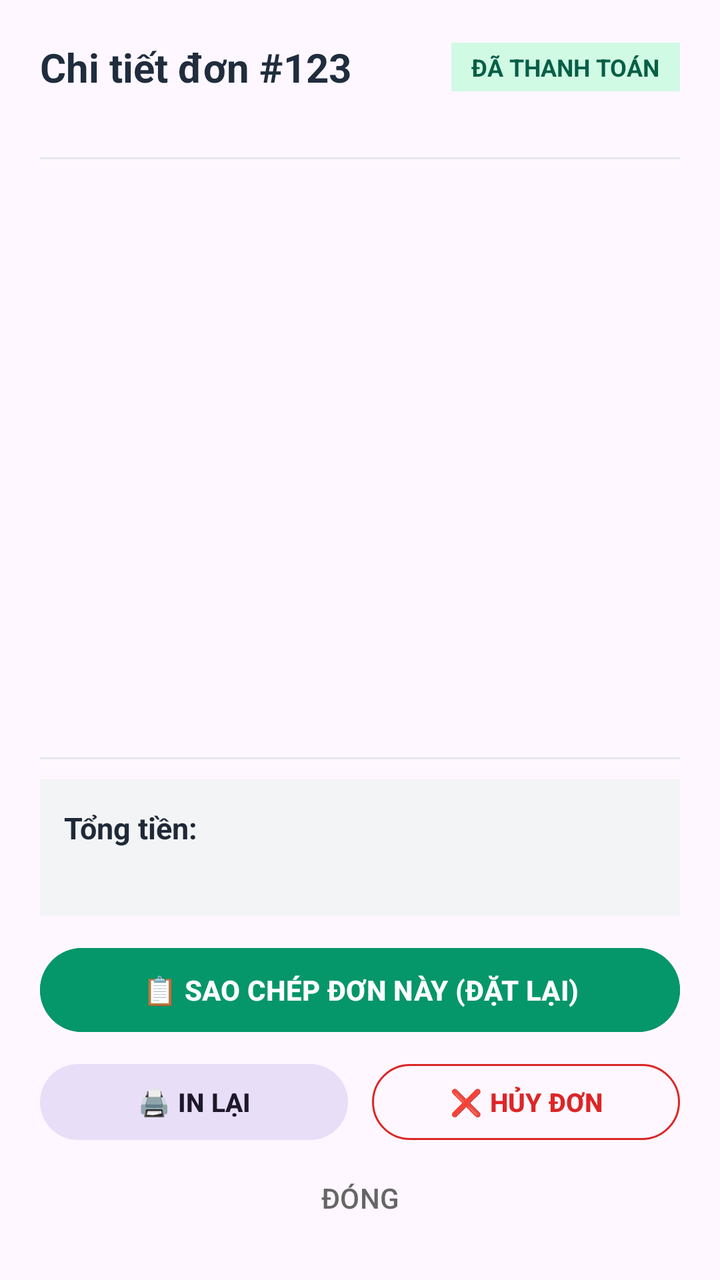
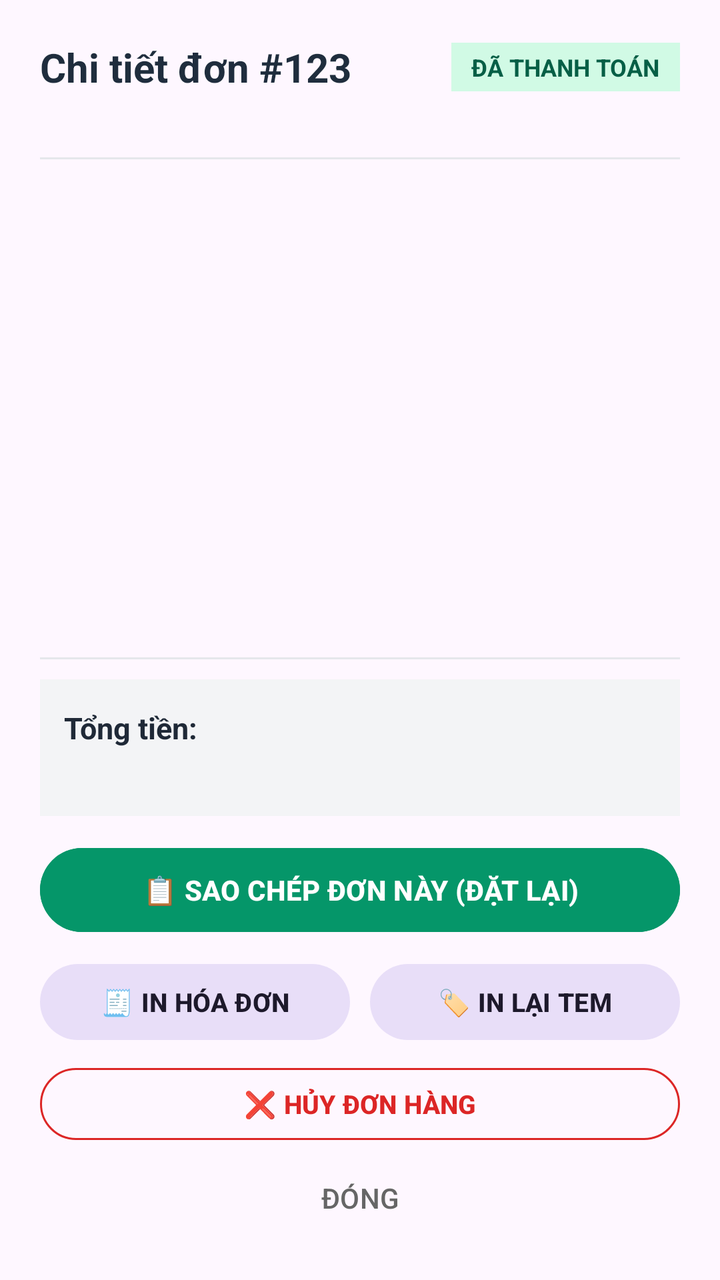

Before-and-after screenshots of an Android layout around one commit, followed by the original layout XML and the change that was made.
<!-- AndroidManifest.xml: application theme Theme.Material3.DayNight.NoActionBar -->
<!-- res/layout/dialog_order_detail.xml -->
<?xml version="1.0" encoding="utf-8"?>
<LinearLayout xmlns:android="http://schemas.android.com/apk/res/android"
    xmlns:app="http://schemas.android.com/apk/res-auto"
    android:layout_width="match_parent"
    android:layout_height="wrap_content"
    android:orientation="vertical"
    android:padding="20dp">

    
    <LinearLayout
        android:layout_width="match_parent"
        android:layout_height="wrap_content"
        android:gravity="center_vertical"
        android:orientation="horizontal">

        <TextView
            android:id="@+id/tvOrderTitle"
            android:layout_width="0dp"
            android:layout_height="wrap_content"
            android:layout_weight="1"
            android:text="Chi tiết đơn #123"
            android:textColor="#1F2D3D"
            android:textSize="20sp"
            android:textStyle="bold" />

        <TextView
            android:id="@+id/tvOrderStatusBadge"
            android:layout_width="wrap_content"
            android:layout_height="wrap_content"
            android:background="#D1FAE5"
            android:paddingHorizontal="10dp"
            android:paddingVertical="4dp"
            android:text="ĐÃ THANH TOÁN"
            android:textColor="#065F46"
            android:textSize="12sp"
            android:textStyle="bold" />
    </LinearLayout>

    <TextView
        android:id="@+id/tvOrderSubtitle"
        android:layout_width="match_parent"
        android:layout_height="wrap_content"
        android:layout_marginTop="4dp"
        android:textColor="#666666"
        android:textSize="13sp" />

    <View
        android:layout_width="match_parent"
        android:layout_height="1dp"
        android:layout_marginVertical="10dp"
        android:background="#E5E7EB" />

    
    <androidx.core.widget.NestedScrollView
        android:layout_width="match_parent"
        android:layout_height="0dp"
        android:layout_weight="1"
        android:maxHeight="260dp">

        <TextView
            android:id="@+id/tvOrderItems"
            android:layout_width="match_parent"
            android:layout_height="wrap_content"
            android:lineSpacingExtra="4dp"
            android:textColor="#1F2937"
            android:textSize="14sp" />
    </androidx.core.widget.NestedScrollView>

    <View
        android:layout_width="match_parent"
        android:layout_height="1dp"
        android:layout_marginVertical="10dp"
        android:background="#E5E7EB" />

    
    <LinearLayout
        android:layout_width="match_parent"
        android:layout_height="wrap_content"
        android:layout_marginBottom="12dp"
        android:background="#F3F4F6"
        android:orientation="vertical"
        android:padding="12dp">

        <LinearLayout
            android:layout_width="match_parent"
            android:layout_height="wrap_content"
            android:orientation="horizontal">

            <TextView
                android:layout_width="0dp"
                android:layout_height="wrap_content"
                android:layout_weight="1"
                android:text="Tổng tiền:"
                android:textColor="#1F2937"
                android:textSize="15sp"
                android:textStyle="bold" />

            <TextView
                android:id="@+id/tvOrderTotal"
                android:layout_width="wrap_content"
                android:layout_height="wrap_content"
                android:textColor="#B91C1C"
                android:textSize="17sp"
                android:textStyle="bold" />
        </LinearLayout>

        <TextView
            android:id="@+id/tvPaymentDetails"
            android:layout_width="match_parent"
            android:layout_height="wrap_content"
            android:layout_marginTop="4dp"
            android:textColor="#4B5563"
            android:textSize="13sp" />
    </LinearLayout>

    
    
    <com.google.android.material.button.MaterialButton
        android:id="@+id/btnCopyOrder"
        style="@style/Widget.Material3.Button"
        android:layout_width="match_parent"
        android:layout_height="50dp"
        android:backgroundTint="#059669"
        android:text="📋 SAO CHÉP ĐƠN NÀY (ĐẶT LẠI)"
        android:textColor="#FFFFFF"
        android:textSize="14sp"
        android:textStyle="bold" />

    
    <LinearLayout
        android:layout_width="match_parent"
        android:layout_height="wrap_content"
        android:layout_marginTop="8dp"
        android:orientation="horizontal">

        <com.google.android.material.button.MaterialButton
            android:id="@+id/btnReprintOrder"
            style="@style/Widget.Material3.Button.TonalButton"
            android:layout_width="0dp"
            android:layout_height="46dp"
            android:layout_weight="1"
            android:layout_marginEnd="6dp"
            android:text="🖨 IN LẠI"
            android:textSize="13sp"
            android:textStyle="bold" />

        <com.google.android.material.button.MaterialButton
            android:id="@+id/btnCancelOrder"
            style="@style/Widget.Material3.Button.OutlinedButton"
            android:layout_width="0dp"
            android:layout_height="46dp"
            android:layout_weight="1"
            android:layout_marginStart="6dp"
            android:text="❌ HỦY ĐƠN"
            android:textColor="#DC2626"
            app:strokeColor="#DC2626"
            android:textSize="13sp"
            android:textStyle="bold" />
    </LinearLayout>

    
    <com.google.android.material.button.MaterialButton
        android:id="@+id/btnCloseDialog"
        style="@style/Widget.Material3.Button.TextButton"
        android:layout_width="match_parent"
        android:layout_height="42dp"
        android:layout_marginTop="4dp"
        android:text="ĐÓNG"
        android:textColor="#666666"
        android:textSize="14sp" />

</LinearLayout>
<!-- resources referenced by this layout -->
<resources>

</resources>

<!-- the commit's change to res/layout/dialog_order_detail.xml (unified diff, before → after) -->
@@ -139,24 +139,35 @@
             android:layout_width="0dp"
             android:layout_height="46dp"
             android:layout_weight="1"
-            android:layout_marginEnd="6dp"
-            android:text="🖨 IN LẠI"
+            android:layout_marginEnd="5dp"
+            android:text="🧾 IN HÓA ĐƠN"
             android:textSize="13sp"
             android:textStyle="bold" />
 
         <com.google.android.material.button.MaterialButton
-            android:id="@+id/btnCancelOrder"
-            style="@style/Widget.Material3.Button.OutlinedButton"
+            android:id="@+id/btnReprintLabel"
+            style="@style/Widget.Material3.Button.TonalButton"
             android:layout_width="0dp"
             android:layout_height="46dp"
             android:layout_weight="1"
-            android:layout_marginStart="6dp"
-            android:text="❌ HỦY ĐƠN"
-            android:textColor="#DC2626"
-            app:strokeColor="#DC2626"
+            android:layout_marginStart="5dp"
+            android:text="🏷 IN LẠI TEM"
             android:textSize="13sp"
             android:textStyle="bold" />
     </LinearLayout>
+
+    
+    <com.google.android.material.button.MaterialButton
+        android:id="@+id/btnCancelOrder"
+        style="@style/Widget.Material3.Button.OutlinedButton"
+        android:layout_width="match_parent"
+        android:layout_height="44dp"
+        android:layout_marginTop="6dp"
+        android:text="❌ HỦY ĐƠN HÀNG"
+        android:textColor="#DC2626"
+        app:strokeColor="#DC2626"
+        android:textSize="13sp"
+        android:textStyle="bold" />
 
     
     <com.google.android.material.button.MaterialButton
